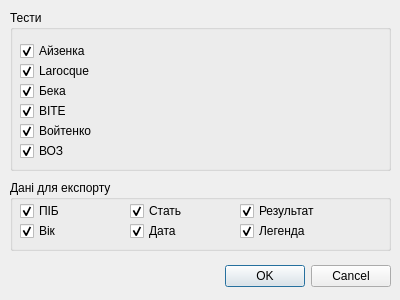
Above: DTest/exportdialog.ui from SeregaGomen/DTest before the change. Below: the same form after it.
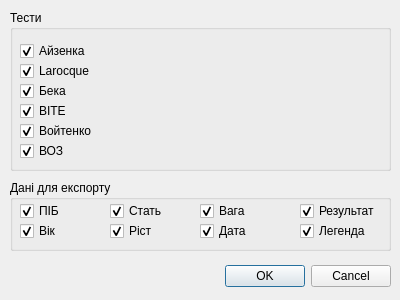
That is the form after the change.

Diff of the .ui file:
```diff
--- a/DTest/exportdialog.ui
+++ b/DTest/exportdialog.ui
@@ -155,7 +155,7 @@
      <rect>
       <x>10</x>
       <y>20</y>
-      <width>97</width>
+      <width>81</width>
       <height>22</height>
      </rect>
     </property>
@@ -171,7 +171,7 @@
      <rect>
       <x>10</x>
       <y>40</y>
-      <width>97</width>
+      <width>81</width>
       <height>22</height>
      </rect>
     </property>
@@ -185,9 +185,9 @@
    <widget class="QCheckBox" name="cbSex">
     <property name="geometry">
      <rect>
-      <x>120</x>
+      <x>100</x>
       <y>20</y>
-      <width>97</width>
+      <width>81</width>
       <height>22</height>
      </rect>
     </property>
@@ -201,9 +201,9 @@
    <widget class="QCheckBox" name="cbDate">
     <property name="geometry">
      <rect>
-      <x>120</x>
+      <x>190</x>
       <y>40</y>
-      <width>97</width>
+      <width>81</width>
       <height>22</height>
      </rect>
     </property>
@@ -217,9 +217,9 @@
    <widget class="QCheckBox" name="cbResult">
     <property name="geometry">
      <rect>
-      <x>230</x>
+      <x>290</x>
       <y>20</y>
-      <width>97</width>
+      <width>81</width>
       <height>22</height>
      </rect>
     </property>
@@ -230,12 +230,44 @@
      <bool>true</bool>
     </property>
    </widget>
+   <widget class="QCheckBox" name="cbHeight">
+    <property name="geometry">
+     <rect>
+      <x>100</x>
+      <y>40</y>
+      <width>91</width>
+      <height>22</height>
+     </rect>
+    </property>
+    <property name="text">
+     <string>Ріст</string>
+    </property>
+    <property name="checked">
+     <bool>true</bool>
+    </property>
+   </widget>
+   <widget class="QCheckBox" name="cbWeight">
+    <property name="geometry">
+     <rect>
+      <x>190</x>
+      <y>20</y>
+      <width>91</width>
+      <height>22</height>
+     </rect>
+    </property>
+    <property name="text">
+     <string>Вага</string>
+    </property>
+    <property name="checked">
+     <bool>true</bool>
+    </property>
+   </widget>
    <widget class="QCheckBox" name="cbLegend">
     <property name="geometry">
      <rect>
-      <x>230</x>
+      <x>290</x>
       <y>40</y>
-      <width>97</width>
+      <width>81</width>
       <height>22</height>
      </rect>
     </property>
```
